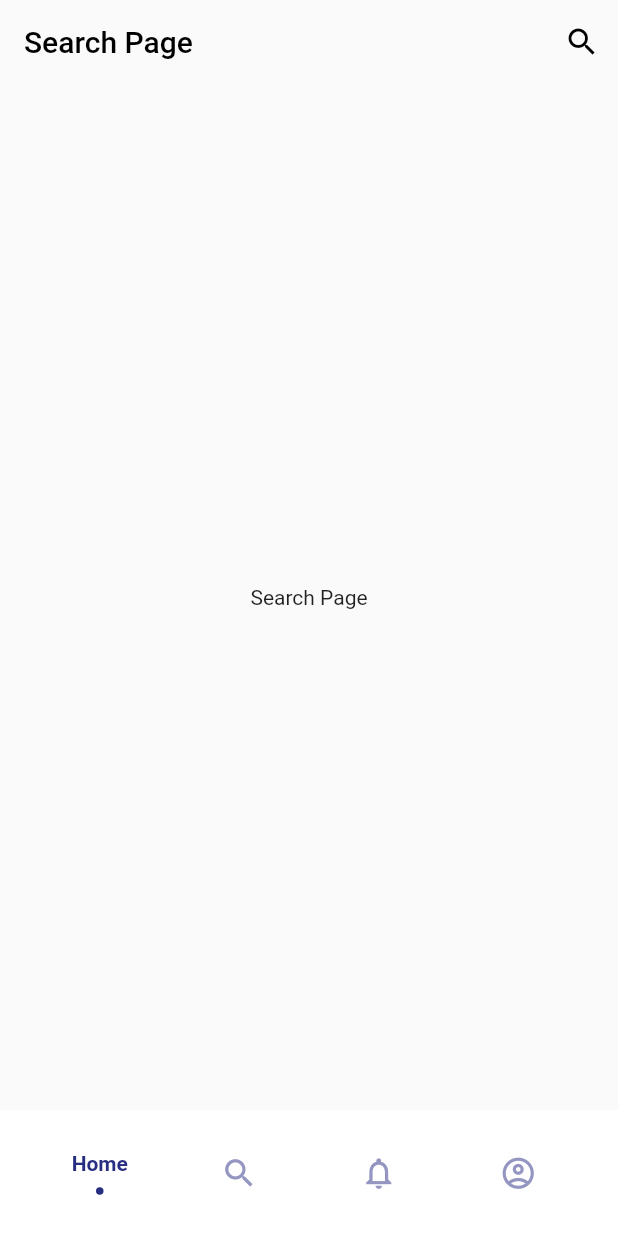
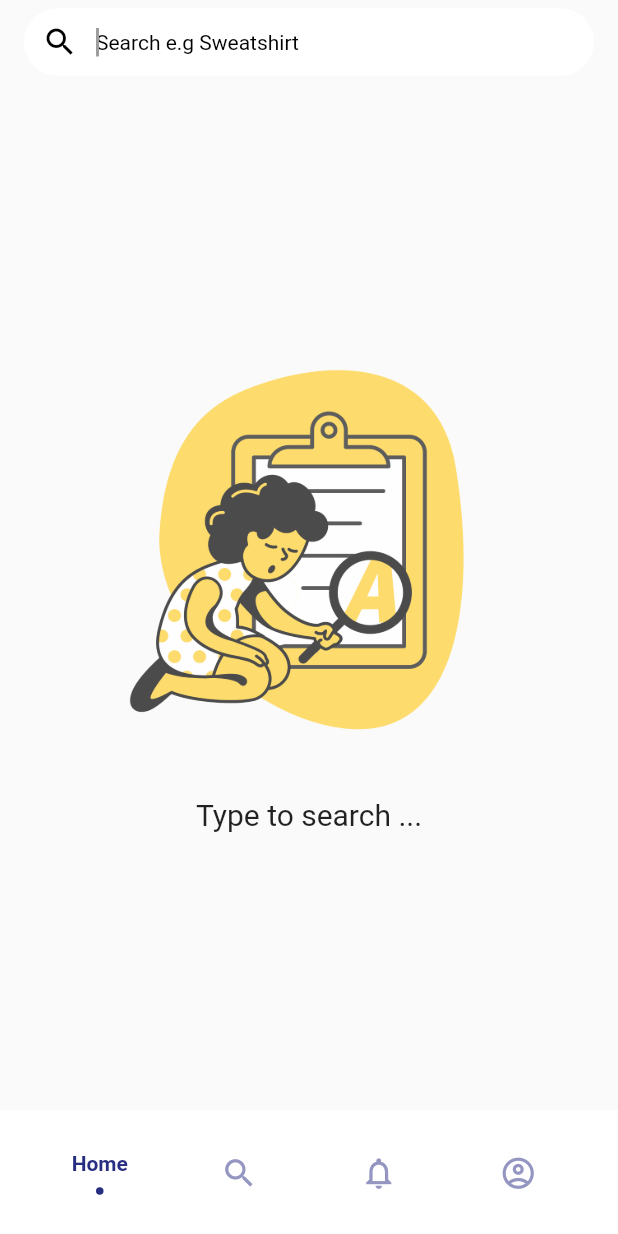
Before and after one commit to Super-CodeKing/flutter_ecommerce, a Flutter app: the screen it shows after launch, swiped to page 2, on a phone screen of 412 x 824 dp. Run offline on Flutter 3.47's test engine with Material 2 defaults, Android fonts, the phone set to English and light mode, and no system bars; our stand-ins replace flashy_tab_bar, simple_animations; network calls fail.

Commit message:
Add search page design

```diff
--- a/lib/pages/search.dart
+++ b/lib/pages/search.dart
@@ -14,18 +14,42 @@ class _SearchPageState extends State<SearchPage> {
       appBar: AppBar(
         backgroundColor: Colors.transparent,
         elevation: 0,
-        title: Text('Search Page', style: TextStyle(color: Colors.black)),
-        actions: <Widget>[
-          IconButton(
-            icon: Icon(Icons.search, color: Colors.black),
-            onPressed: () {
-              print('Search pressed');
-            }),
+        title: Container(
+          height: 45,
+          child: TextField(
+            autofocus: true,
+            cursorColor: Colors.grey,
+            decoration: InputDecoration(
+              contentPadding: EdgeInsets.symmetric(horizontal: 20, vertical: 0),
+              filled: true,
+              fillColor: Colors.white,
+              prefixIcon: Icon(Icons.search, color: Colors.black),
+              border: OutlineInputBorder(
+                borderRadius: BorderRadius.circular(50),
+                borderSide: BorderSide.none
+              ),
+              hintText: "Search e.g Sweatshirt",
+              hintStyle: TextStyle(fontSize: 14, color: Colors.black),
+
+            ),
+          ),
+        ),
+      ),
+      body: Column(
+        mainAxisAlignment: MainAxisAlignment.center,
+        children: [
+          Opacity(
+            opacity: .7,
+            child: Container(
+              width: double.infinity,
+              height: 250,
+              child: Image( image: AssetImage("assets/images/search.png")),
+            )
+          ),
+          SizedBox(height: 40,),
+          Text("Type to search ...", style: TextStyle(fontSize: 20),)
         ],
-      ),
-      body: Center(
-        child: Text('Search Page'),
-      ),
+      )
     );
   }
 }
```
